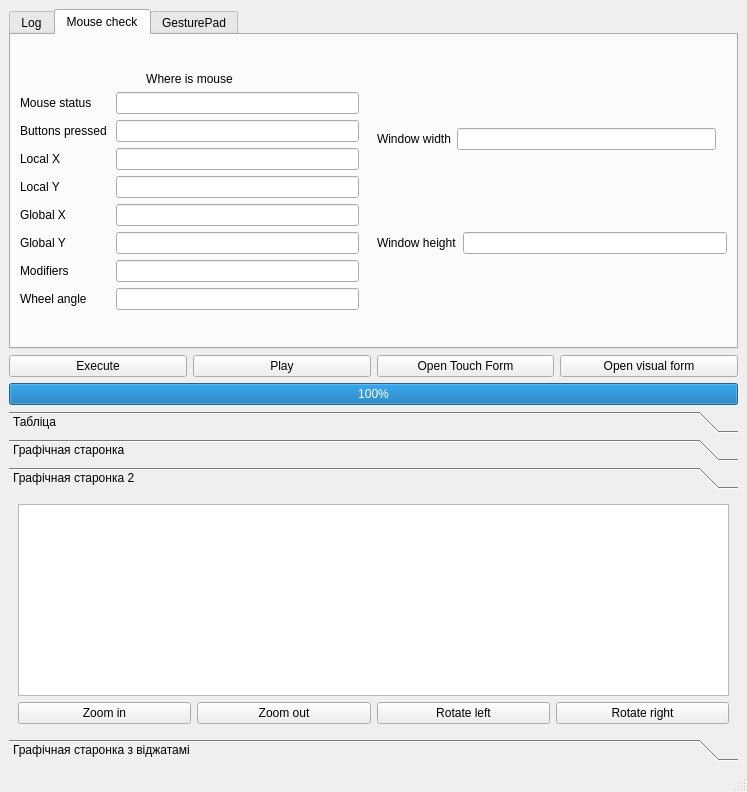
First picture: the form in mainwindow.ui, repository 0mniCrow/SmartGraph, before the edit.
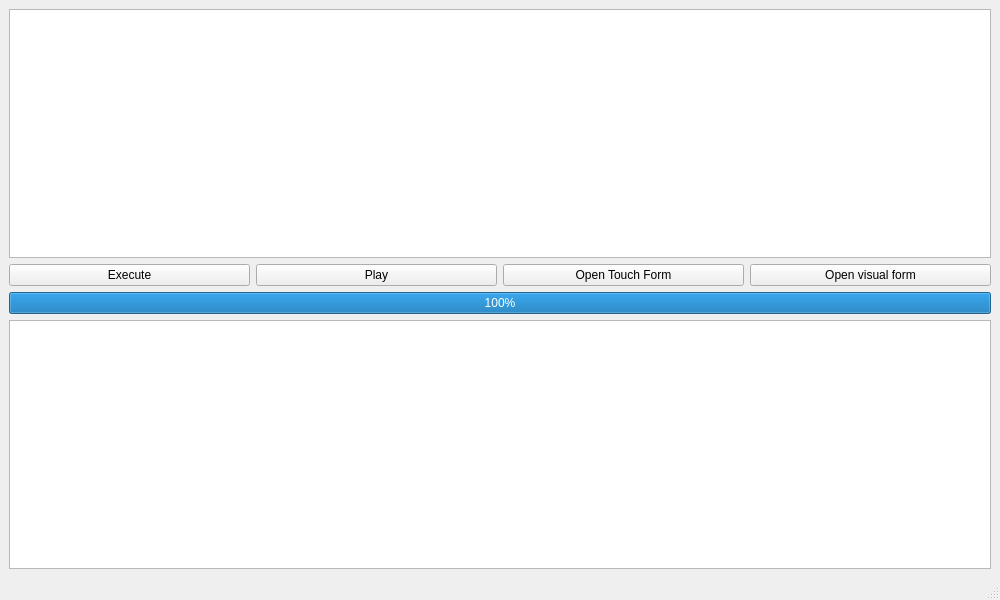
Second picture: the form after the edit. The open tabs and pages were chosen to show the change.

Diff of the .ui file:
```diff
--- a/mainwindow.ui
+++ b/mainwindow.ui
@@ -6,8 +6,8 @@
    <rect>
     <x>0</x>
     <y>0</y>
-    <width>747</width>
-    <height>792</height>
+    <width>1000</width>
+    <height>600</height>
    </rect>
   </property>
   <property name="windowTitle">
@@ -16,386 +16,7 @@
   <widget class="QWidget" name="centralwidget">
    <layout class="QVBoxLayout" name="verticalLayout">
     <item>
-     <widget class="QTabWidget" name="tabWidget">
-      <property name="currentIndex">
-       <number>0</number>
-      </property>
-      <widget class="QWidget" name="tab">
-       <attribute name="title">
-        <string>Log</string>
-       </attribute>
-       <layout class="QVBoxLayout" name="verticalLayout_4">
-        <item>
-         <widget class="QTextEdit" name="textEdit"/>
-        </item>
-       </layout>
-      </widget>
-      <widget class="QWidget" name="tab_2">
-       <attribute name="title">
-        <string>Mouse check</string>
-       </attribute>
-       <layout class="QVBoxLayout" name="verticalLayout_3">
-        <item>
-         <layout class="QHBoxLayout" name="horizontalLayout_10">
-          <property name="rightMargin">
-           <number>0</number>
-          </property>
-          <property name="bottomMargin">
-           <number>0</number>
-          </property>
-          <item>
-           <layout class="QVBoxLayout" name="verticalLayout_5">
-            <property name="rightMargin">
-             <number>12</number>
-            </property>
-            <item>
-             <widget class="QLabel" name="label_EnterLeave">
-              <property name="text">
-               <string>Where is mouse</string>
-              </property>
-              <property name="alignment">
-               <set>Qt::AlignCenter</set>
-              </property>
-             </widget>
-            </item>
-            <item>
-             <layout class="QHBoxLayout" name="horizontalLayout_2">
-              <item>
-               <widget class="QLabel" name="label">
-                <property name="sizePolicy">
-                 <sizepolicy hsizetype="Preferred" vsizetype="Preferred">
-                  <horstretch>90</horstretch>
-                  <verstretch>0</verstretch>
-                 </sizepolicy>
-                </property>
-                <property name="maximumSize">
-                 <size>
-                  <width>90</width>
-                  <height>16777215</height>
-                 </size>
-                </property>
-                <property name="text">
-                 <string>Mouse status</string>
-                </property>
-               </widget>
-              </item>
-              <item>
-               <widget class="QLineEdit" name="line_MouseStatus">
-                <property name="readOnly">
-                 <bool>true</bool>
-                </property>
-               </widget>
-              </item>
-             </layout>
-            </item>
-            <item>
-             <layout class="QHBoxLayout" name="horizontalLayout_3">
-              <item>
-               <widget class="QLabel" name="label_2">
-                <property name="sizePolicy">
-                 <sizepolicy hsizetype="Preferred" vsizetype="Preferred">
-                  <horstretch>90</horstretch>
-                  <verstretch>0</verstretch>
-                 </sizepolicy>
-                </property>
-                <property name="maximumSize">
-                 <size>
-                  <width>90</width>
-                  <height>16777215</height>
-                 </size>
-                </property>
-                <property name="text">
-                 <string>Buttons pressed</string>
-                </property>
-               </widget>
-              </item>
-              <item>
-               <widget class="QLineEdit" name="line_ButtonsPressed">
-                <property name="readOnly">
-                 <bool>true</bool>
-                </property>
-               </widget>
-              </item>
-             </layout>
-            </item>
-            <item>
-             <layout class="QHBoxLayout" name="horizontalLayout_4">
-              <item>
-               <widget class="QLabel" name="label_3">
-                <property name="sizePolicy">
-                 <sizepolicy hsizetype="Preferred" vsizetype="Preferred">
-                  <horstretch>90</horstretch>
-                  <verstretch>0</verstretch>
-                 </sizepolicy>
-                </property>
-                <property name="maximumSize">
-                 <size>
-                  <width>90</width>
-                  <height>16777215</height>
-                 </size>
-                </property>
-                <property name="text">
-                 <string>Local X</string>
-                </property>
-               </widget>
-              </item>
-              <item>
-               <widget class="QLineEdit" name="line_LocalX">
-                <property name="readOnly">
-                 <bool>true</bool>
-                </property>
-               </widget>
-              </item>
-             </layout>
-            </item>
-            <item>
-             <layout class="QHBoxLayout" name="horizontalLayout_5">
-              <item>
-               <widget class="QLabel" name="label_4">
-                <property name="sizePolicy">
-                 <sizepolicy hsizetype="Preferred" vsizetype="Preferred">
-                  <horstretch>90</horstretch>
-                  <verstretch>0</verstretch>
-                 </sizepolicy>
-                </property>
-                <property name="maximumSize">
-                 <size>
-                  <width>90</width>
-                  <height>16777215</height>
-                 </size>
-                </property>
-                <property name="text">
-                 <string>Local Y</string>
-                </property>
-               </widget>
-              </item>
-              <item>
-               <widget class="QLineEdit" name="line_LocalY">
-                <property name="readOnly">
-                 <bool>true</bool>
-                </property>
-               </widget>
-              </item>
-             </layout>
-            </item>
-            <item>
-             <layout class="QHBoxLayout" name="horizontalLayout_6">
-              <item>
-               <widget class="QLabel" name="label_5">
-                <property name="sizePolicy">
-                 <sizepolicy hsizetype="Preferred" vsizetype="Preferred">
-                  <horstretch>90</horstretch>
-                  <verstretch>0</verstretch>
-                 </sizepolicy>
-                </property>
-                <property name="maximumSize">
-                 <size>
-                  <width>90</width>
-                  <height>16777215</height>
-                 </size>
-                </property>
-                <property name="text">
-                 <string>Global X</string>
-                </property>
-               </widget>
-              </item>
-              <item>
-               <widget class="QLineEdit" name="line_GlobalX">
-                <property name="readOnly">
-                 <bool>true</bool>
-                </property>
-               </widget>
-              </item>
-             </layout>
-            </item>
-            <item>
-             <layout class="QHBoxLayout" name="horizontalLayout_7">
-              <item>
-               <widget class="QLabel" name="label_6">
-                <property name="sizePolicy">
-                 <sizepolicy hsizetype="Preferred" vsizetype="Preferred">
-                  <horstretch>90</horstretch>
-                  <verstretch>0</verstretch>
-                 </sizepolicy>
-                </property>
-                <property name="maximumSize">
-                 <size>
-                  <width>90</width>
-                  <height>16777215</height>
-                 </size>
-                </property>
-                <property name="text">
-                 <string>Global Y</string>
-                </property>
-               </widget>
-              </item>
-              <item>
-               <widget class="QLineEdit" name="line_GlobalY">
-                <property name="readOnly">
-                 <bool>true</bool>
-                </property>
-               </widget>
-              </item>
-             </layout>
-            </item>
-            <item>
-             <layout class="QHBoxLayout" name="horizontalLayout_8">
-              <item>
-               <widget class="QLabel" name="label_7">
-                <property name="sizePolicy">
-                 <sizepolicy hsizetype="Preferred" vsizetype="Preferred">
-                  <horstretch>90</horstretch>
-                  <verstretch>0</verstretch>
-                 </sizepolicy>
-                </property>
-                <property name="maximumSize">
-                 <size>
-                  <width>90</width>
-                  <height>16777215</height>
-                 </size>
-                </property>
-                <property name="text">
-                 <string>Modifiers</string>
-                </property>
-               </widget>
-              </item>
-              <item>
-               <widget class="QLineEdit" name="line_Modifiers">
-                <property name="readOnly">
-                 <bool>true</bool>
-                </property>
-               </widget>
-              </item>
-             </layout>
-            </item>
-            <item>
-             <layout class="QHBoxLayout" name="horizontalLayout_9">
-              <property name="bottomMargin">
-               <number>0</number>
-              </property>
-              <item>
-               <widget class="QLabel" name="label_8">
-                <property name="sizePolicy">
-                 <sizepolicy hsizetype="Preferred" vsizetype="Preferred">
-                  <horstretch>90</horstretch>
-                  <verstretch>0</verstretch>
-                 </sizepolicy>
-                </property>
-                <property name="maximumSize">
-                 <size>
-                  <width>90</width>
-                  <height>16777215</height>
-                 </size>
-                </property>
-                <property name="text">
-                 <string>Wheel angle</string>
-                </property>
-               </widget>
-              </item>
-              <item>
-               <widget class="QLineEdit" name="line_WheelAngle"/>
-              </item>
-             </layout>
-            </item>
-           </layout>
-          </item>
-          <item>
-           <layout class="QVBoxLayout" name="verticalLayout_2">
-            <property name="rightMargin">
-             <number>0</number>
-            </property>
-            <property name="bottomMargin">
-             <number>0</number>
-            </property>
-            <item>
-             <layout class="QHBoxLayout" name="horizontalLayout_11">
-              <property name="rightMargin">
-               <number>11</number>
-              </property>
-              <property name="bottomMargin">
-               <number>20</number>
-              </property>
-              <item>
-               <widget class="QLabel" name="label_9">
-                <property name="text">
-                 <string>Window width</string>
-                </property>
-               </widget>
-              </item>
-              <item>
-               <widget class="QLineEdit" name="line_WindowWidth"/>
-              </item>
-             </layout>
-            </item>
-            <item>
-             <layout class="QHBoxLayout" name="horizontalLayout_12">
-              <item>
-               <widget class="QLabel" name="label_10">
-                <property name="text">
-                 <string>Window height</string>
-                </property>
-               </widget>
-              </item>
-              <item>
-               <widget class="QLineEdit" name="line_WindowHeight"/>
-              </item>
-             </layout>
-            </item>
-           </layout>
-          </item>
-         </layout>
-        </item>
-       </layout>
-      </widget>
-      <widget class="QWidget" name="tab_3">
-       <attribute name="title">
-        <string>GesturePad</string>
-       </attribute>
-       <layout class="QVBoxLayout" name="verticalLayout_7">
-        <item>
-         <layout class="QVBoxLayout" name="verticalLayout_6">
-          <property name="rightMargin">
-           <number>0</number>
-          </property>
-          <property name="bottomMargin">
-           <number>0</number>
-          </property>
-          <item>
-           <layout class="QHBoxLayout" name="horizontalLayout_13">
-            <property name="bottomMargin">
-             <number>8</number>
-            </property>
-            <item>
-             <widget class="QLabel" name="label_gesture_event">
-              <property name="text">
-               <string>Gestures</string>
-              </property>
-              <property name="alignment">
-               <set>Qt::AlignCenter</set>
-              </property>
-             </widget>
-            </item>
-           </layout>
-          </item>
-          <item>
-           <layout class="QHBoxLayout" name="horizontalLayout_15">
-            <item>
-             <widget class="QLabel" name="label_gesture_type">
-              <property name="text">
-               <string>Type</string>
-              </property>
-              <property name="alignment">
-               <set>Qt::AlignCenter</set>
-              </property>
-             </widget>
-            </item>
-           </layout>
-          </item>
-         </layout>
-        </item>
-       </layout>
-      </widget>
-     </widget>
+     <widget class="QTextEdit" name="textEdit"/>
     </item>
     <item>
      <layout class="QHBoxLayout" name="horizontalLayout">
@@ -440,118 +61,7 @@
      </widget>
     </item>
     <item>
-     <widget class="QToolBox" name="toolBox">
-      <property name="currentIndex">
-       <number>3</number>
-      </property>
-      <widget class="QWidget" name="page">
-       <property name="geometry">
-        <rect>
-         <x>0</x>
-         <y>0</y>
-         <width>735</width>
-         <height>225</height>
-        </rect>
-       </property>
-       <attribute name="label">
-        <string>Табліца</string>
-       </attribute>
-       <layout class="QVBoxLayout" name="verticalLayout_8">
-        <item>
-         <widget class="QTableView" name="tableView"/>
-        </item>
-       </layout>
-      </widget>
-      <widget class="QWidget" name="page_2">
-       <property name="geometry">
-        <rect>
-         <x>0</x>
-         <y>0</y>
-         <width>735</width>
-         <height>225</height>
-        </rect>
-       </property>
-       <attribute name="label">
-        <string>Графічная старонка</string>
-       </attribute>
-       <layout class="QVBoxLayout" name="verticalLayout_9">
-        <item>
-         <widget class="QGraphicsView" name="graphicsView"/>
-        </item>
-       </layout>
-      </widget>
-      <widget class="QWidget" name="page_3">
-       <property name="geometry">
-        <rect>
-         <x>0</x>
-         <y>0</y>
-         <width>735</width>
-         <height>234</height>
-        </rect>
-       </property>
-       <attribute name="label">
-        <string>Графічная старонка 2</string>
-       </attribute>
-       <layout class="QVBoxLayout" name="verticalLayout_10">
-        <item>
-         <widget class="QGraphicsView" name="manipulativeView"/>
-        </item>
-        <item>
-         <layout class="QHBoxLayout" name="horizontalLayout_14">
-          <property name="bottomMargin">
-           <number>0</number>
-          </property>
-          <item>
-           <widget class="QPushButton" name="button_zoomIn">
-            <property name="text">
-             <string>Zoom in</string>
-            </property>
-           </widget>
-          </item>
-          <item>
-           <widget class="QPushButton" name="button_zoomOut">
-            <property name="text">
-             <string>Zoom out</string>
-            </property>
-           </widget>
-          </item>
-          <item>
-           <widget class="QPushButton" name="button_rotateLeft">
-            <property name="text">
-             <string>Rotate left</string>
-            </property>
-           </widget>
-          </item>
-          <item>
-           <widget class="QPushButton" name="button_rotateRight">
-            <property name="text">
-             <string>Rotate right</string>
-            </property>
-           </widget>
-          </item>
-         </layout>
-        </item>
-       </layout>
-      </widget>
-      <widget class="QWidget" name="page_4">
-       <property name="geometry">
-        <rect>
-         <x>0</x>
-         <y>0</y>
-         <width>735</width>
-         <height>225</height>
-        </rect>
-       </property>
-       <attribute name="label">
-        <string>Графічная старонка з віджатамі</string>
-       </attribute>
-       <layout class="QVBoxLayout" name="verticalLayout_11">
-        <item>
-         <widget class="QGraphicsView" name="widget_view"/>
-        </item>
-       </layout>
-      </widget>
-     </widget>
+     <widget class="QTableView" name="tableView"/>
     </item>
    </layout>
   </widget>
```
Left out of the diff: 2 changed lines with no effect on the pictures.
